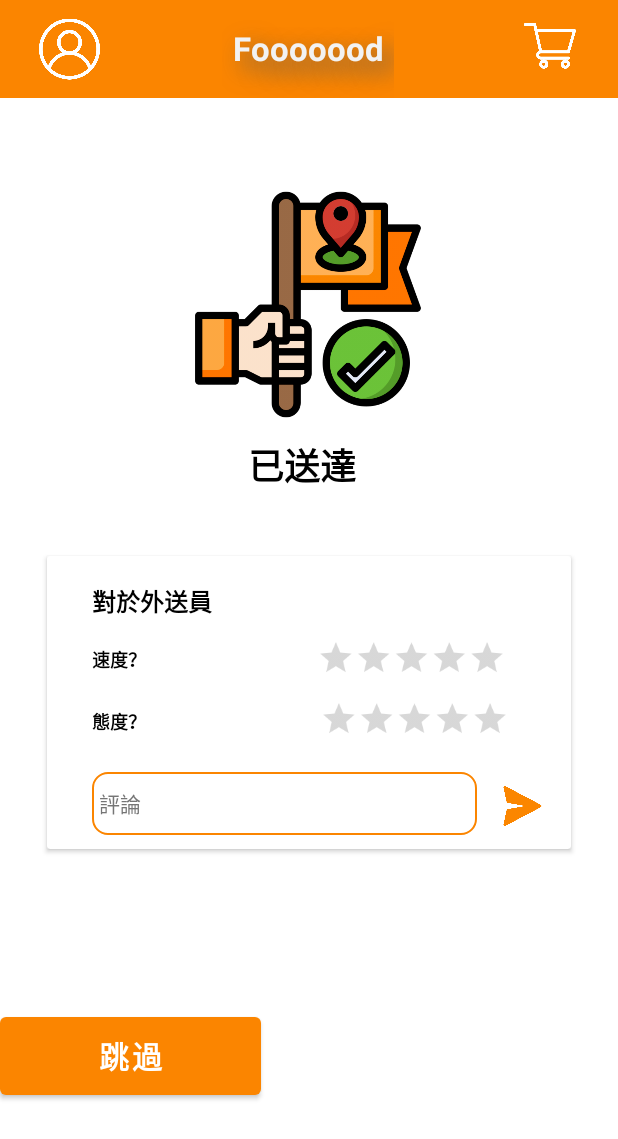
After one commit to yvonneyanng/Fooooood, an Android app: the CustomerComment screen opened directly, with no data from a screen before it, on a phone screen of 412 x 824 dp. The commit adds this screen. Shown: the top 1139 px of the screen. Run offline under Robolectric (Android 15) with nearby library versions, the phone set to English and light mode, and no system bars.

Commit message:
add CustomerComment

```diff
--- /dev/null
+++ b/app/src/main/java/com/example/fooooood/CustomerComment.java
@@ -0,0 +1,14 @@
+package com.example.fooooood;
+
+import androidx.appcompat.app.AppCompatActivity;
+
+import android.os.Bundle;
+
+public class CustomerComment extends AppCompatActivity {
+
+    @Override
+    protected void onCreate(Bundle savedInstanceState) {
+        super.onCreate(savedInstanceState);
+        setContentView(R.layout.activity_customer_comment);
+    }
+}
--- /dev/null
+++ b/app/src/main/res/layout/activity_customer_comment.xml
@@ -0,0 +1,256 @@
+<?xml version="1.0" encoding="utf-8"?>
+<androidx.constraintlayout.widget.ConstraintLayout xmlns:android="http://schemas.android.com/apk/res/android"
+    xmlns:app="http://schemas.android.com/apk/res-auto"
+    xmlns:tools="http://schemas.android.com/tools"
+    android:layout_width="match_parent"
+    android:layout_height="match_parent"
+    tools:context=".CustomerComment">
+
+    <RelativeLayout
+        android:id="@+id/relativeLayout"
+        android:layout_width="wrap_content"
+        android:layout_height="65dp"
+        android:background="#FB8500"
+        app:layout_constraintBottom_toBottomOf="parent"
+        app:layout_constraintEnd_toEndOf="parent"
+        app:layout_constraintHorizontal_bias="0.0"
+        app:layout_constraintStart_toStartOf="parent"
+        app:layout_constraintTop_toTopOf="parent"
+        app:layout_constraintVertical_bias="0.0">
+
+        <TextView
+            android:id="@+id/barTitle"
+            android:layout_width="114dp"
+            android:layout_height="match_parent"
+            android:layout_alignParentStart="true"
+            android:layout_alignParentTop="true"
+            android:layout_alignParentEnd="true"
+            android:layout_marginStart="148dp"
+            android:layout_marginTop="-1dp"
+            android:layout_marginEnd="149dp"
+            android:gravity="center_horizontal|center_vertical"
+            android:shadowColor="#5A5A5A"
+            android:shadowDx="10"
+            android:shadowDy="10"
+            android:shadowRadius="20"
+            android:text="@string/title"
+            android:textAlignment="center"
+            android:textAppearance="@style/TextAppearance.AppCompat.Large"
+            android:textColor="#f2f2f2"
+            android:textStyle="bold" />
+
+        <ImageButton
+            android:id="@+id/imageButton3"
+            android:layout_width="wrap_content"
+            android:layout_height="match_parent"
+            android:layout_alignParentStart="true"
+            android:layout_alignParentTop="true"
+            android:layout_alignParentEnd="true"
+            android:layout_alignParentBottom="true"
+            android:layout_marginStart="26dp"
+            android:layout_marginTop="0dp"
+            android:layout_marginEnd="345dp"
+            android:layout_marginBottom="0dp"
+            android:background="#00FFFFFF"
+            android:scaleType="fitCenter"
+            app:srcCompat="@drawable/titleuser" />
+
+        <ImageButton
+            android:id="@+id/imageButton4"
+            android:layout_width="58dp"
+            android:layout_height="match_parent"
+            android:layout_alignParentStart="true"
+            android:layout_alignParentTop="true"
+            android:layout_alignParentEnd="true"
+            android:layout_alignParentBottom="true"
+            android:layout_marginStart="337dp"
+            android:layout_marginTop="0dp"
+            android:layout_marginEnd="16dp"
+            android:layout_marginBottom="0dp"
+            android:backgroundTint="#00FFFFFF"
+            android:scaleType="fitCenter"
+            app:srcCompat="@drawable/shoppingcart" />
+
+    </RelativeLayout>
+
+    <ImageView
+        android:id="@+id/imageView3"
+        android:layout_width="212dp"
+        android:layout_height="155dp"
+        app:layout_constraintBottom_toBottomOf="parent"
+        app:layout_constraintEnd_toEndOf="parent"
+        app:layout_constraintHorizontal_bias="0.497"
+        app:layout_constraintStart_toStartOf="parent"
+        app:layout_constraintTop_toTopOf="parent"
+        app:layout_constraintVertical_bias="0.187"
+        app:srcCompat="@drawable/flag" />
+
+    <TextView
+        android:id="@+id/textView3"
+        android:layout_width="80dp"
+        android:layout_height="42dp"
+        android:text="已送達"
+        android:textColor="@color/black"
+        android:textSize="24sp"
+        android:textStyle="bold"
+        app:layout_constraintBottom_toBottomOf="parent"
+        app:layout_constraintEnd_toEndOf="parent"
+        app:layout_constraintHorizontal_bias="0.498"
+        app:layout_constraintStart_toStartOf="parent"
+        app:layout_constraintTop_toBottomOf="@+id/imageView3"
+        app:layout_constraintVertical_bias="0.022" />
+
+    <Button
+        android:id="@+id/button5"
+        android:layout_width="174dp"
+        android:layout_height="64dp"
+        android:layout_marginBottom="88dp"
+        android:text="跳過"
+        android:textSize="20sp"
+        android:textStyle="bold"
+        app:layout_constraintBottom_toBottomOf="parent"
+        tools:layout_editor_absoluteX="118dp" />
+
+    <androidx.cardview.widget.CardView
+        android:layout_width="349dp"
+        android:layout_height="195dp"
+        app:layout_constraintBottom_toTopOf="@+id/button5"
+        app:layout_constraintEnd_toEndOf="parent"
+        app:layout_constraintStart_toStartOf="parent"
+        app:layout_constraintTop_toBottomOf="@+id/textView3"
+        app:layout_constraintVertical_bias="0.255">
+
+        <RelativeLayout
+            android:layout_width="348dp"
+            android:layout_height="201dp">
+
+            <TextView
+                android:id="@+id/textView4"
+                android:layout_width="93dp"
+                android:layout_height="30dp"
+                android:layout_alignParentStart="true"
+                android:layout_alignParentTop="true"
+                android:layout_alignParentEnd="true"
+                android:layout_alignParentBottom="true"
+                android:layout_marginStart="30dp"
+                android:layout_marginTop="18dp"
+                android:layout_marginEnd="225dp"
+                android:layout_marginBottom="153dp"
+                android:text="對於外送員"
+                android:textColor="@color/black"
+                android:textSize="16sp"
+                android:textStyle="bold" />
+
+            <RatingBar
+                android:id="@+id/ratingBar"
+                style="@style/Widget.AppCompat.RatingBar.Indicator"
+                android:layout_width="182dp"
+                android:layout_height="35dp"
+                android:layout_alignParentStart="true"
+                android:layout_alignParentTop="true"
+                android:layout_alignParentEnd="true"
+                android:layout_alignParentBottom="true"
+                android:layout_marginStart="180dp"
+                android:layout_marginTop="55dp"
+                android:layout_marginEnd="-14dp"
+                android:layout_marginBottom="110dp"
+                android:max="5"
+                android:numStars="5"
+                android:scaleX=".7"
+                android:scaleY=".7"
+                android:transformPivotX="0dp"
+                android:transformPivotY="0dp" />
+
+            <RatingBar
+                android:id="@+id/ratingBar2"
+                style="@style/Widget.AppCompat.RatingBar.Indicator"
+                android:layout_width="183dp"
+                android:layout_height="37dp"
+                android:layout_alignParentStart="true"
+                android:layout_alignParentTop="true"
+                android:layout_alignParentEnd="true"
+                android:layout_alignParentBottom="true"
+                android:layout_marginStart="182dp"
+                android:layout_marginTop="96dp"
+                android:layout_marginEnd="-16dp"
+                android:layout_marginBottom="67dp"
+                android:max="5"
+                android:numStars="5"
+                android:scaleX=".7"
+                android:scaleY=".7"
+                android:transformPivotX="0dp"
+                android:transformPivotY="0dp" />
+
+            <TextView
+                android:id="@+id/textView7"
+                android:layout_width="76dp"
+                android:layout_height="28dp"
+                android:layout_alignParentStart="true"
+                android:layout_alignParentTop="true"
+                android:layout_alignParentEnd="true"
+                android:layout_alignParentBottom="true"
+                android:layout_marginStart="30dp"
+                android:layout_marginTop="60dp"
+                android:layout_marginEnd="243dp"
+                android:layout_marginBottom="112dp"
+                android:text="速度？"
+                android:textColor="@color/black"
+                android:textSize="12sp"
+                android:textStyle="bold" />
+
+            <TextView
+                android:id="@+id/textView11"
+                android:layout_width="64dp"
+                android:layout_height="27dp"
+                android:layout_alignParentStart="true"
+                android:layout_alignParentTop="true"
+                android:layout_alignParentEnd="true"
+                android:layout_alignParentBottom="true"
+                android:layout_marginStart="30dp"
+                android:layout_marginTop="101dp"
+                android:layout_marginEnd="254dp"
+                android:layout_marginBottom="73dp"
+                android:text="態度？"
+                android:textColor="@color/black"
+                android:textSize="12sp"
+                android:textStyle="bold" />
+
+            <EditText
+                android:id="@+id/editTextTextPersonName"
+                android:layout_width="258dp"
+                android:layout_height="48dp"
+                android:layout_alignParentStart="true"
+                android:layout_alignParentTop="true"
+                android:layout_alignParentEnd="true"
+                android:layout_alignParentBottom="true"
+                android:layout_marginStart="30dp"
+                android:layout_marginTop="144dp"
+                android:layout_marginEnd="61dp"
+                android:layout_marginBottom="15dp"
+                android:background="@drawable/shape_normal"
+                android:ems="10"
+                android:inputType="textPersonName"
+                android:text="評論"
+                android:textAppearance="@style/TextAppearance.AppCompat.Small"
+                android:textColor="@color/gray_600" />
+
+            <ImageButton
+                android:id="@+id/imageButton"
+                android:layout_width="51dp"
+                android:layout_height="46dp"
+                android:layout_alignParentStart="true"
+                android:layout_alignParentTop="true"
+                android:layout_alignParentEnd="true"
+                android:layout_alignParentBottom="true"
+                android:layout_marginStart="292dp"
+                android:layout_marginTop="143dp"
+                android:layout_marginEnd="6dp"
+                android:layout_marginBottom="11dp"
+                android:backgroundTint="#00FFFFFF"
+                android:scaleType="fitXY"
+                app:srcCompat="@drawable/send_message__1_" />
+
+        </RelativeLayout>
+    </androidx.cardview.widget.CardView>
+
+</androidx.constraintlayout.widget.ConstraintLayout>
--- a/app/src/main/res/layout/activity_customer_purchase_page.xml
+++ b/app/src/main/res/layout/activity_customer_purchase_page.xml
@@ -182,7 +182,7 @@
                 android:layout_marginStart="17dp"
                 android:layout_marginTop="6dp"
                 android:layout_marginEnd="189dp"
-                app:srcCompat="@drawable/user1" />
+                app:srcCompat="@drawable/titleuser" />
 
             <ImageView
                 android:id="@+id/shoppingCar_img"
@@ -194,7 +194,7 @@
                 android:layout_marginStart="180dp"
                 android:layout_marginTop="0dp"
                 android:layout_marginEnd="15dp"
-                app:srcCompat="@drawable/shopping_cart" />
+                app:srcCompat="@drawable/shoppingcart" />
 
             <ImageView
                 android:id="@+id/restaurantMain_img"
--- a/app/src/main/res/layout/activity_login.xml
+++ b/app/src/main/res/layout/activity_login.xml
@@ -20,14 +20,16 @@
 
         <TextView
             android:id="@+id/barTitle"
-            android:layout_width="144dp"
-            android:layout_height="match_parent"
+            android:layout_width="107dp"
+            android:layout_height="63dp"
             android:layout_alignParentStart="true"
             android:layout_alignParentTop="true"
             android:layout_alignParentEnd="true"
-            android:layout_marginStart="137dp"
-            android:layout_marginTop="0dp"
-            android:layout_marginEnd="130dp"
+            android:layout_alignParentBottom="true"
+            android:layout_marginStart="154dp"
+            android:layout_marginTop="-2dp"
+            android:layout_marginEnd="153dp"
+            android:layout_marginBottom="4dp"
             android:gravity="center_horizontal|center_vertical"
             android:shadowColor="#5A5A5A"
             android:shadowDx="10"
```
Also changed, not shown: app/src/main/AndroidManifest.xml (+9 -6 lines), app/src/main/res/drawable/pizza_mashroon.jpg (deleted), app/src/main/res/drawable/shopping_cart.png (deleted), app/src/main/res/drawable/user1.png (deleted), app/src/main/res/drawable/user__1_.png (deleted), 24 other files.
